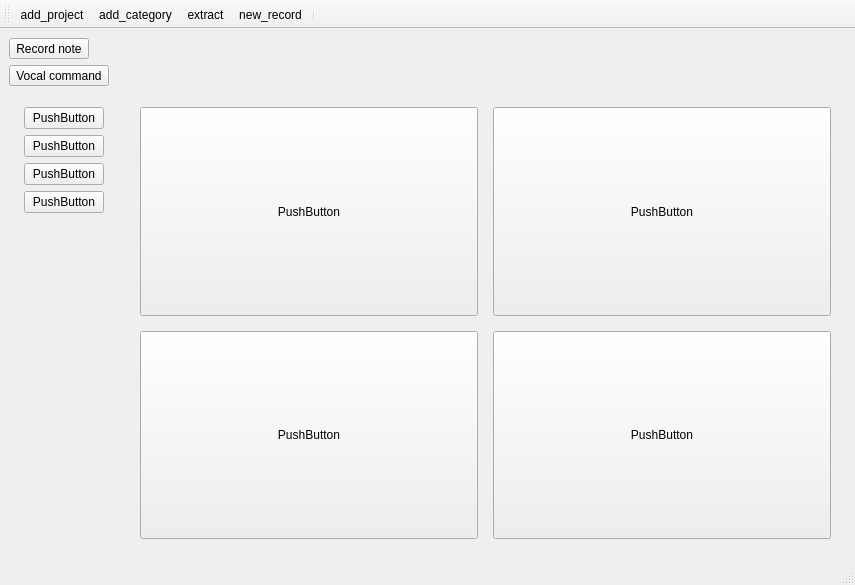
Old version of the form Ui/src/main.ui in the repository erkagoon/Mind2Notes.
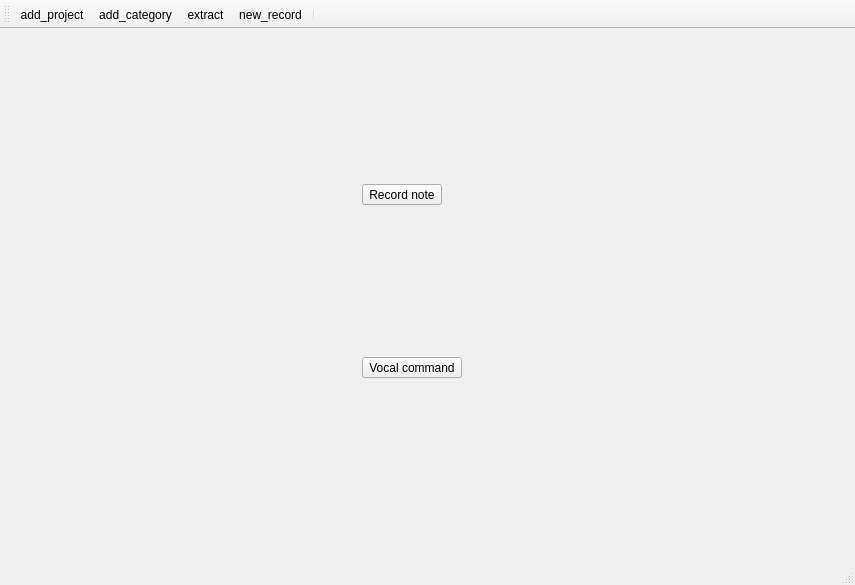
New version of the form. Icons and pictures are not drawn.

Commit message: Révision de la logique Ui

Diff of the .ui file:
```diff
--- a/Ui/src/main.ui
+++ b/Ui/src/main.ui
@@ -32,58 +32,6 @@
       <property name="spacing">
        <number>15</number>
       </property>
-      <item row="0" column="1">
-       <widget class="QPushButton" name="pushButton_6">
-        <property name="sizePolicy">
-         <sizepolicy hsizetype="Minimum" vsizetype="Preferred">
-          <horstretch>0</horstretch>
-          <verstretch>0</verstretch>
-         </sizepolicy>
-        </property>
-        <property name="text">
-         <string>PushButton</string>
-        </property>
-       </widget>
-      </item>
-      <item row="0" column="0">
-       <widget class="QPushButton" name="pushButton_5">
-        <property name="sizePolicy">
-         <sizepolicy hsizetype="Minimum" vsizetype="Preferred">
-          <horstretch>0</horstretch>
-          <verstretch>0</verstretch>
-         </sizepolicy>
-        </property>
-        <property name="text">
-         <string>PushButton</string>
-        </property>
-       </widget>
-      </item>
-      <item row="1" column="0">
-       <widget class="QPushButton" name="pushButton_7">
-        <property name="sizePolicy">
-         <sizepolicy hsizetype="Minimum" vsizetype="Preferred">
-          <horstretch>0</horstretch>
-          <verstretch>0</verstretch>
-         </sizepolicy>
-        </property>
-        <property name="text">
-         <string>PushButton</string>
-        </property>
-       </widget>
-      </item>
-      <item row="1" column="1">
-       <widget class="QPushButton" name="pushButton_8">
-        <property name="sizePolicy">
-         <sizepolicy hsizetype="Minimum" vsizetype="Preferred">
-          <horstretch>0</horstretch>
-          <verstretch>0</verstretch>
-         </sizepolicy>
-        </property>
-        <property name="text">
-         <string>PushButton</string>
-        </property>
-       </widget>
-      </item>
      </layout>
     </item>
     <item row="2" column="0">
@@ -100,47 +48,6 @@
       <property name="bottomMargin">
        <number>15</number>
       </property>
-      <item>
-       <widget class="QPushButton" name="pushButton_4">
-        <property name="text">
-         <string>PushButton</string>
-        </property>
-       </widget>
-      </item>
-      <item>
-       <widget class="QPushButton" name="pushButton_3">
-        <property name="text">
-         <string>PushButton</string>
-        </property>
-       </widget>
-      </item>
-      <item>
-       <widget class="QPushButton" name="pushButton_2">
-        <property name="text">
-         <string>PushButton</string>
-        </property>
-       </widget>
-      </item>
-      <item>
-       <widget class="QPushButton" name="pushButton">
-        <property name="text">
-         <string>PushButton</string>
-        </property>
-       </widget>
-      </item>
-      <item>
-       <spacer name="verticalSpacer">
-        <property name="orientation">
-         <enum>Qt::Vertical</enum>
-        </property>
-        <property name="sizeHint" stdset="0">
-         <size>
-          <width>20</width>
-          <height>40</height>
-         </size>
-        </property>
-       </spacer>
-      </item>
      </layout>
     </item>
     <item row="1" column="0">
```
The commit also changes 5 other files.
